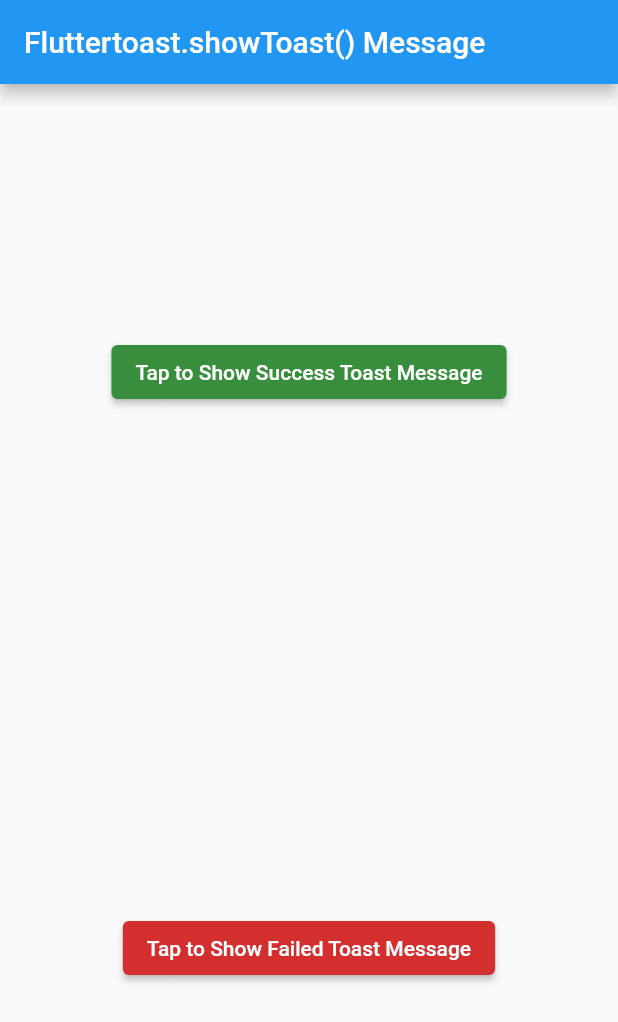
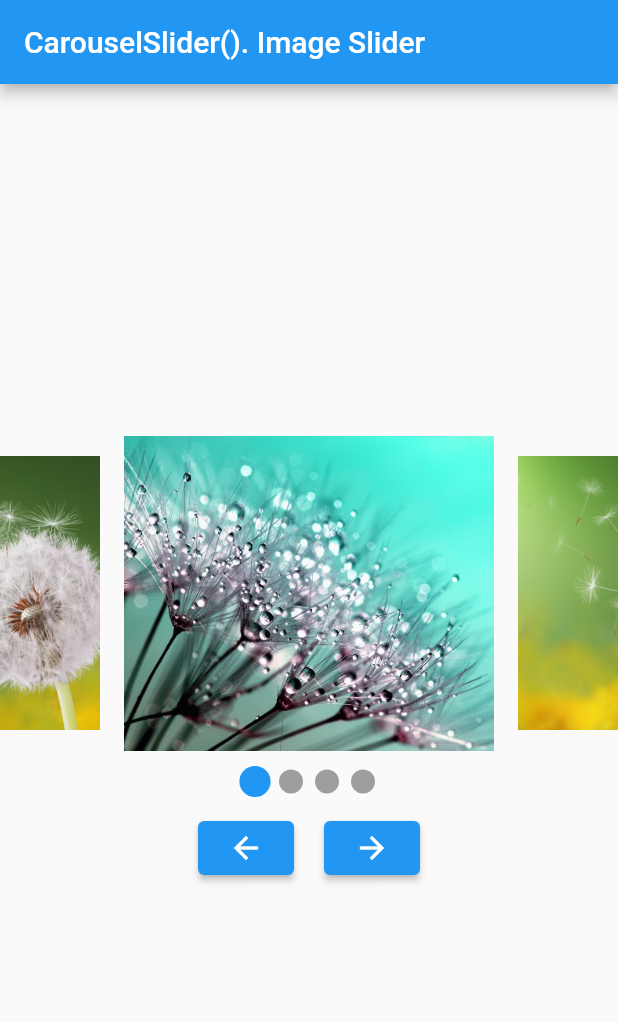
Before and after one commit to partho-debnath/flutter, a Flutter app: the screen it shows after launch, on a phone screen of 412 x 824 dp. Shown: the top 1022 px of the screen. Run offline on Flutter 3.47's test engine with Material 2 defaults, Android fonts, the phone set to English and light mode, and no system bars; drawn by our look-alikes of carousel_slider, smooth_page_indicator; our stand-ins replace fluttertoast.

Commit message:
add Image Slider using CarouselSlider with Indicator using AnimatedSmoothIndicator and add previous and next button

```diff
--- /dev/null
+++ b/lib/image_slider/screens/home_screen.dart
@@ -0,0 +1,108 @@
+import 'package:flutter/material.dart';
+
+import 'package:carousel_slider/carousel_slider.dart';
+import 'package:smooth_page_indicator/smooth_page_indicator.dart';
+
+class HomeScreen extends StatefulWidget {
+  const HomeScreen({super.key});
+
+  @override
+  State<HomeScreen> createState() => _HomeScreenState();
+}
+
+class _HomeScreenState extends State<HomeScreen> {
+  final CarouselController carouselController = CarouselController();
+  int activeIndex = 0;
+
+  @override
+  Widget build(BuildContext context) {
+    return Scaffold(
+      appBar: AppBar(
+        title: const Text('CarouselSlider(). Image Slider'),
+      ),
+      body: Column(
+        mainAxisAlignment: MainAxisAlignment.center,
+        children: <Widget>[
+          CarouselSlider(
+            carouselController: carouselController,
+            options: CarouselOptions(
+              initialPage: activeIndex,
+              height: 210,
+              autoPlay: false,
+              autoPlayInterval: const Duration(seconds: 3),
+              reverse: false,
+              viewportFraction: 0.6,
+              pageSnapping: true,
+              enlargeCenterPage: true,
+              enableInfiniteScroll: true,
+              scrollDirection: Axis.horizontal,
+              // enlargeStrategy: CenterPageEnlargeStrategy.height,
+              onPageChanged: (index, reason) {
+                setState(() {
+                  activeIndex = index;
+                });
+              },
+            ),
+            items: <Widget>[
+              buildImage('assets/images/dandelion.jpg'),
+              buildImage('assets/images/flower.jpg'),
+              buildImage('assets/images/rain-light.jpg'),
+              buildImage('assets/images/flower.jpg'),
+            ],
+          ),
+          const SizedBox(height: 10),
+          buildIndicator(),
+          const SizedBox(height: 10),
+          Row(
+            mainAxisAlignment: MainAxisAlignment.center,
+            children: <Widget>[
+              ElevatedButton(
+                onPressed: () {
+                  carouselController.previousPage(
+                    duration: const Duration(seconds: 1),
+                  );
+                },
+                child: const Icon(Icons.arrow_back),
+              ),
+              const SizedBox(width: 20),
+              ElevatedButton(
+                onPressed: () {
+                  carouselController.nextPage(
+                    duration: const Duration(milliseconds: 10),
+                  );
+                },
+                child: const Icon(Icons.arrow_forward),
+              ),
+            ],
+          )
+        ],
+      ),
+    );
+  }
+
+  SizedBox buildImage(String imagePath) {
+    return SizedBox(
+      child: Image.asset(
+        imagePath,
+        fit: BoxFit.cover,
+      ),
+    );
+  }
+
+  AnimatedSmoothIndicator buildIndicator() {
+    return AnimatedSmoothIndicator(
+      activeIndex: activeIndex,
+      count: 4,
+      effect: const ScrollingDotsEffect(
+        dotColor: Colors.grey,
+        activeDotColor: Colors.blue,
+      ),
+      onDotClicked: (index) {
+        carouselController.animateToPage(index);
+        setState(() {
+          activeIndex = index;
+        });
+      },
+    );
+  }
+}
--- /dev/null
+++ b/lib/image_slider/screens/image_slider_app.dart
@@ -0,0 +1,16 @@
+import 'package:flutter/material.dart';
+
+import './home_screen.dart';
+
+class ImageSliderApp extends StatelessWidget {
+  const ImageSliderApp({Key? key}) : super(key: key);
+
+  @override
+  Widget build(BuildContext context) {
+    return const MaterialApp(
+      debugShowCheckedModeBanner: false,
+      title: 'Flutter Toast',
+      home: HomeScreen(),
+    );
+  }
+}
--- a/lib/main.dart
+++ b/lib/main.dart
@@ -1,7 +1,7 @@
 import 'package:flutter/material.dart';
 
-import './fluttertoast/flutter_toast_app.dart';
+import './image_slider/screens/image_slider_app.dart';
 
 void main() {
-  runApp(const FlutterToastApp());
+  runApp(const ImageSliderApp());
 }
--- a/pubspec.yaml
+++ b/pubspec.yaml
@@ -36,6 +36,8 @@
   # Use with the CupertinoIcons class for iOS style icons.
   cupertino_icons: ^1.0.2
   fluttertoast: ^8.2.2
+  carousel_slider: ^4.2.1
+  smooth_page_indicator: ^1.1.0
 
 dev_dependencies:
   flutter_test:
@@ -61,7 +63,7 @@
 
   # To add assets to your application, add an assets section, like this:
   assets:
-    - images/rain-light.jpg
+    - assets/images/
     # - images/a_dot_ham.jpeg
 
   # An image asset can refer to one or more resolution-specific "variants", see
```
Also changed, not shown: assets/images/dandelion.jpg (added), assets/images/flower.jpg (added), assets/images/rain-light.jpg (renamed from images/rain-light.jpg), pubspec.lock, 1 other file.
